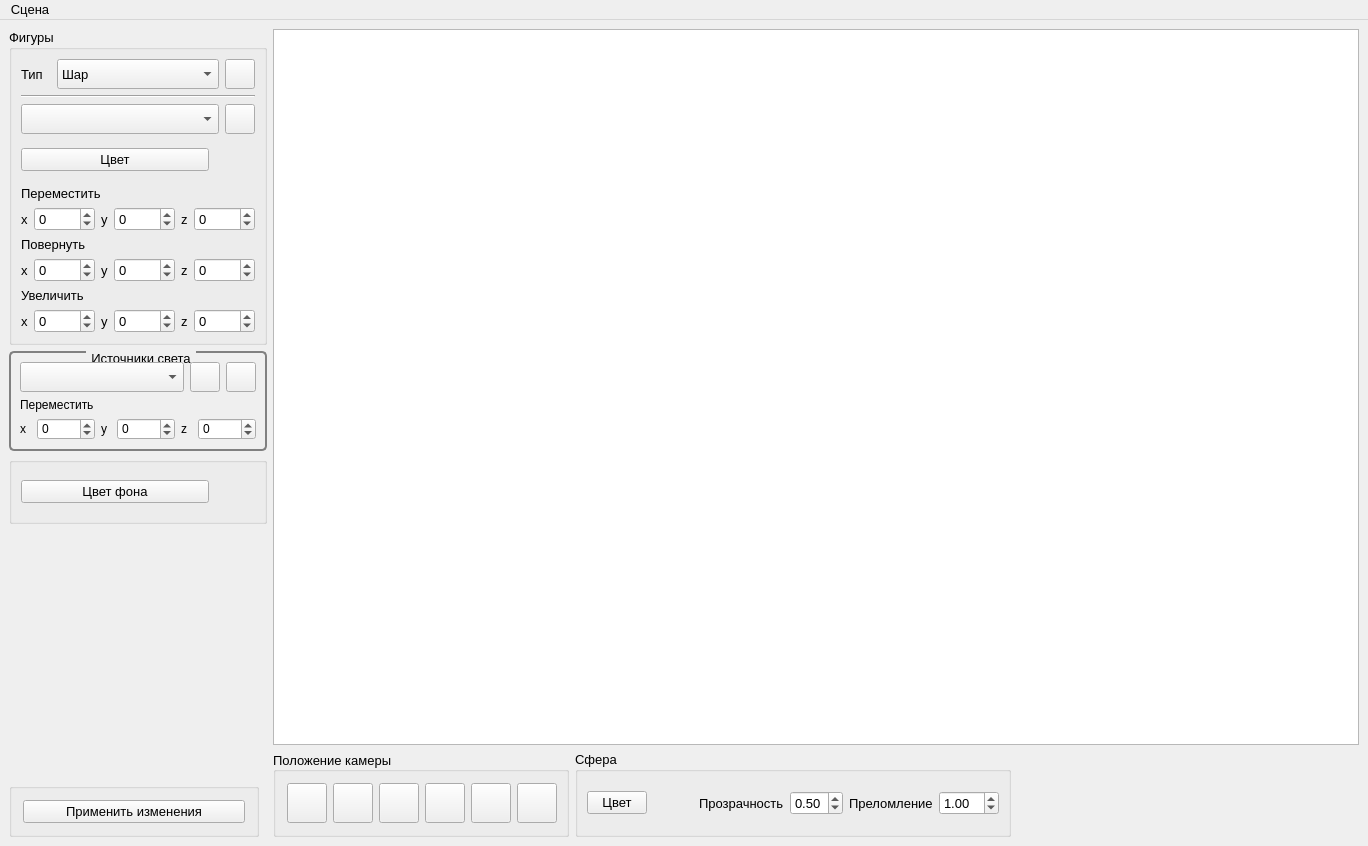
First picture: the form in src/gui/mainwindow.ui, repository AskaryanKarine/BMSTU-CG-Course, before the edit.
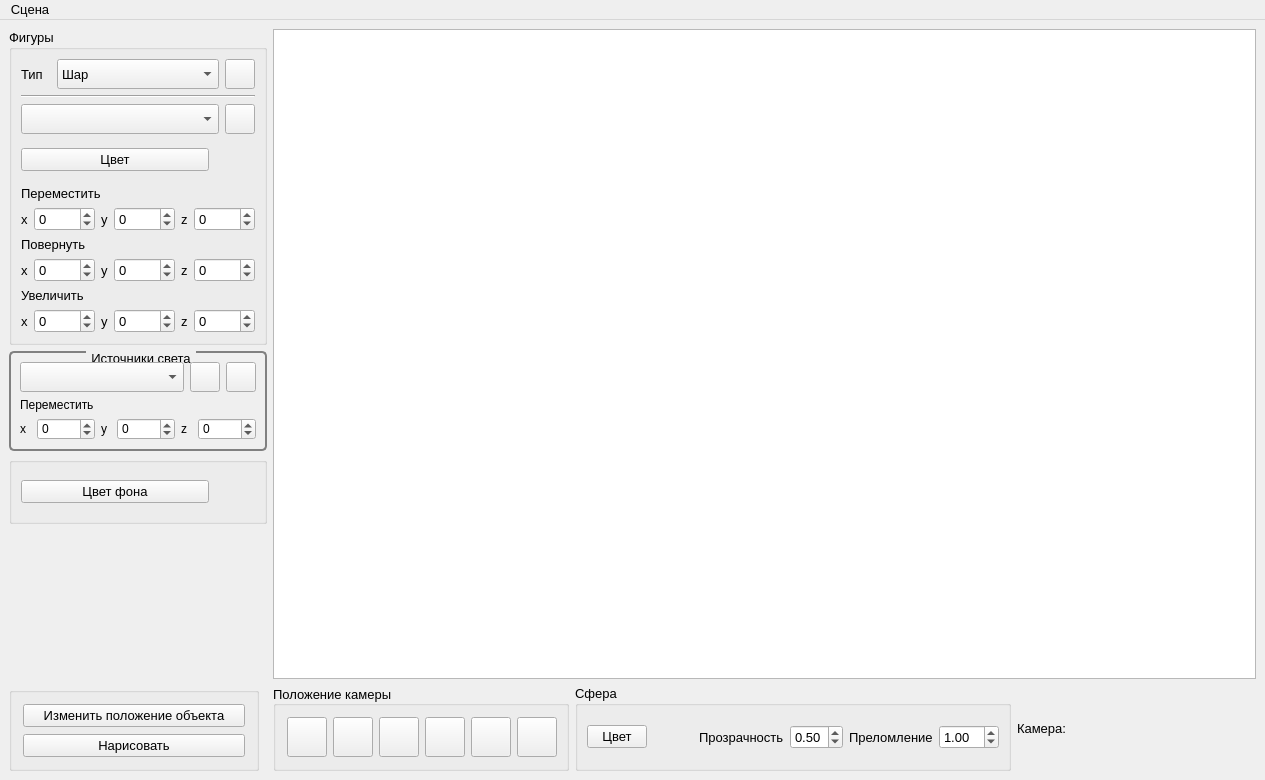
Second picture: the form after the edit. Icons and pictures are not drawn.

Commit message: added moving camera

What changed in the file:
```diff
--- a/src/gui/mainwindow.ui
+++ b/src/gui/mainwindow.ui
@@ -6,8 +6,8 @@
    <rect>
     <x>0</x>
     <y>0</y>
-    <width>1368</width>
-    <height>846</height>
+    <width>1265</width>
+    <height>780</height>
    </rect>
   </property>
   <property name="font">
@@ -721,6 +721,13 @@
          <property name="bottomMargin">
           <number>11</number>
          </property>
+         <item>
+          <widget class="QPushButton" name="pushButton">
+           <property name="text">
+            <string>Изменить положение объекта</string>
+           </property>
+          </widget>
+         </item>
          <item>
           <widget class="QPushButton" name="pB_draw">
            <property name="maximumSize">
@@ -730,7 +737,7 @@
             </size>
            </property>
            <property name="text">
-            <string>Применить изменения</string>
+            <string>Нарисовать</string>
            </property>
           </widget>
          </item>
@@ -1036,6 +1043,13 @@
         </layout>
        </widget>
       </item>
+      <item>
+       <widget class="QLabel" name="label_pos">
+        <property name="text">
+         <string>Камера:</string>
+        </property>
+       </widget>
+      </item>
       <item>
        <spacer name="horizontalSpacer">
         <property name="orientation">
@@ -1058,8 +1072,8 @@
     <rect>
      <x>0</x>
      <y>0</y>
-     <width>1368</width>
-     <height>32</height>
+     <width>1265</width>
+     <height>28</height>
     </rect>
    </property>
    <widget class="QMenu" name="menu">
```
Left out of the diff: 4 changed lines with no effect on the pictures. The commit also changes 2 other files.
